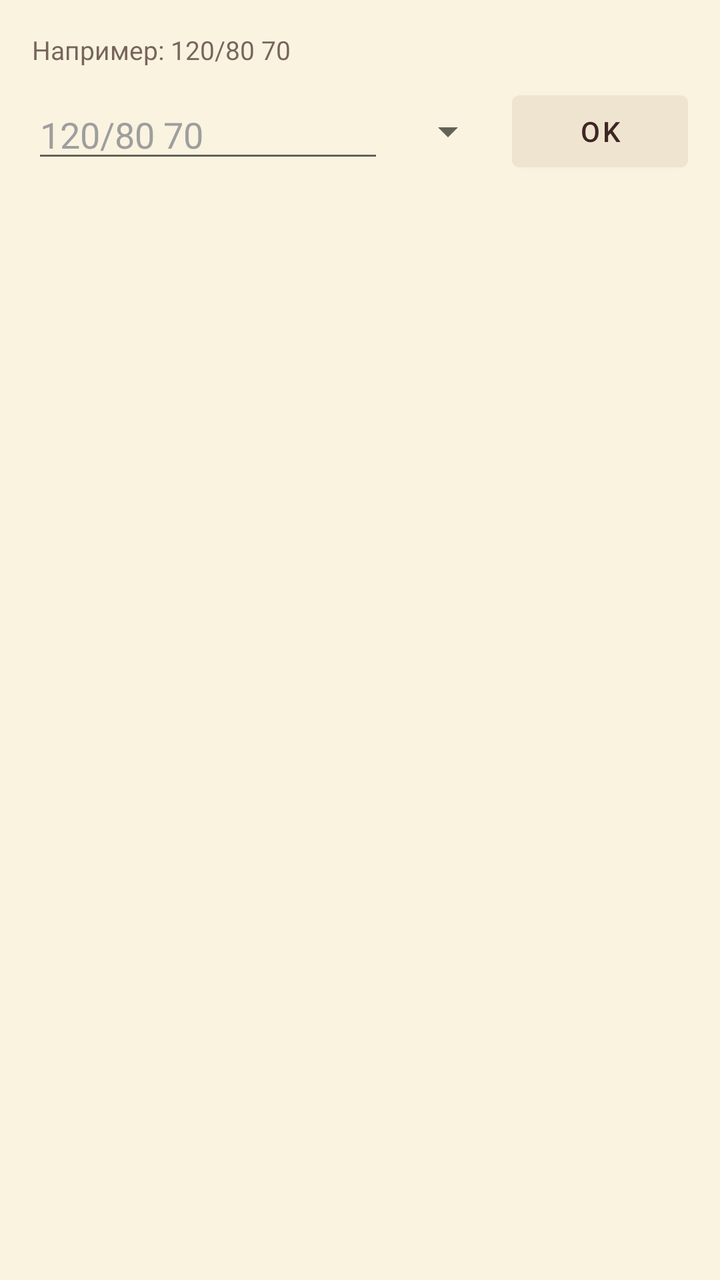
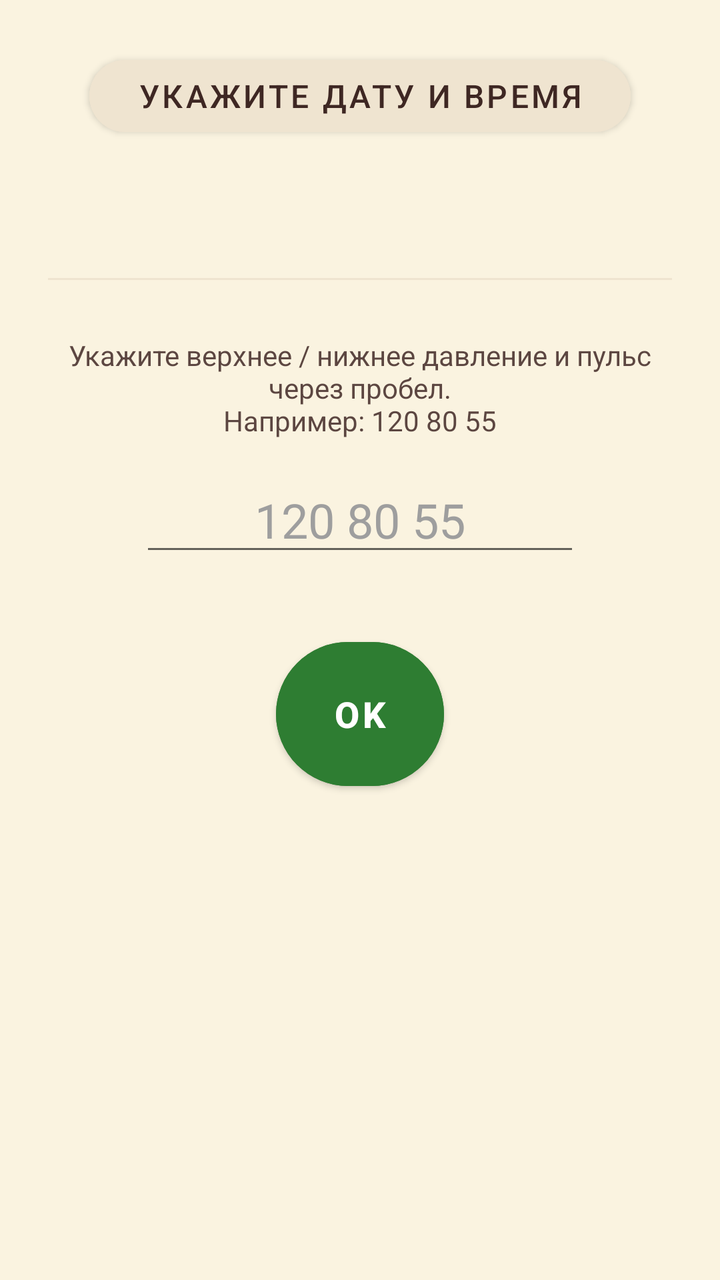

Before-and-after screenshots of an Android layout around one commit, followed by the original layout XML and the change that was made.
<!-- AndroidManifest.xml: application theme Theme.BPMonitor -->
<!-- res/layout/activity_add.xml -->
<?xml version="1.0" encoding="utf-8"?>
<LinearLayout xmlns:android="http://schemas.android.com/apk/res/android"
    android:orientation="vertical" android:padding="16dp"
    android:background="@color/bg_main"
    android:layout_width="match_parent" android:layout_height="wrap_content">

    <TextView
        android:layout_width="match_parent" android:layout_height="wrap_content"
        android:text="Например: 120/80 70"
        android:textColor="@color/text_primary"
        android:textSize="13sp" android:alpha="0.7"/>

    <LinearLayout
        android:orientation="horizontal"
        android:layout_width="match_parent" android:layout_height="wrap_content"
        android:layout_marginTop="8dp"
        android:gravity="center_vertical">

        <EditText
            android:id="@+id/etInput"
            android:layout_width="0dp" android:layout_height="wrap_content"
            android:layout_weight="1"
            android:hint="120/80 70"
            android:textColor="@color/text_primary"
            android:textColorHint="#9E9E9E"
            android:inputType="text"
            android:imeOptions="actionDone"
            android:maxLines="1"
            android:textSize="18sp"/>

        <Spinner
            android:id="@+id/spPeriod"
            android:layout_width="wrap_content" android:layout_height="wrap_content"
            android:layout_marginStart="8dp"/>

        <com.google.android.material.button.MaterialButton
            android:id="@+id/btnSave"
            android:layout_width="wrap_content" android:layout_height="wrap_content"
            android:layout_marginStart="8dp"
            android:backgroundTint="@color/bg_header"
            android:textColor="@color/text_primary"
            android:text="OK"/>
    </LinearLayout>

    <TextView
        android:id="@+id/tvTime"
        android:layout_width="match_parent" android:layout_height="wrap_content"
        android:padding="8dp"
        android:layout_marginTop="8dp"
        android:textSize="14sp"
        android:textColor="@color/text_primary"
        android:alpha="0.8"
        android:background="?android:attr/selectableItemBackground"/>
</LinearLayout>
<!-- resources referenced by this layout -->
<resources>
  <color name="bg_header">#EFE4D0</color>
  <color name="bg_main">#FAF3E0</color>
  <color name="text_primary">#3E2723</color>
  <style name="Theme.BPMonitor" parent="Theme.MaterialComponents.Light.NoActionBar">
          <item name="android:windowBackground">@color/bg_main</item>
          <item name="android:statusBarColor">@color/bg_header</item>
          <item name="android:navigationBarColor">@color/bg_header</item>
          <item name="android:windowLightStatusBar">true</item>
      </style>
</resources>

<!-- the commit's change to res/layout/activity_add.xml (unified diff, before → after) -->
@@ -1,54 +1,88 @@
 <?xml version="1.0" encoding="utf-8"?>
-<LinearLayout xmlns:android="http://schemas.android.com/apk/res/android"
-    android:orientation="vertical" android:padding="16dp"
+<ScrollView xmlns:android="http://schemas.android.com/apk/res/android"
+    xmlns:app="http://schemas.android.com/apk/res-auto"
+    android:layout_width="match_parent"
+    android:layout_height="match_parent"
     android:background="@color/bg_main"
-    android:layout_width="match_parent" android:layout_height="wrap_content">
-
-    <TextView
-        android:layout_width="match_parent" android:layout_height="wrap_content"
-        android:text="Например: 120/80 70"
-        android:textColor="@color/text_primary"
-        android:textSize="13sp" android:alpha="0.7"/>
+    android:fillViewport="true">
 
     <LinearLayout
-        android:orientation="horizontal"
-        android:layout_width="match_parent" android:layout_height="wrap_content"
-        android:layout_marginTop="8dp"
-        android:gravity="center_vertical">
+        android:orientation="vertical"
+        android:layout_width="match_parent"
+        android:layout_height="wrap_content"
+        android:gravity="center_horizontal"
+        android:padding="24dp">
+
+        
+
+        <com.google.android.material.button.MaterialButton
+            android:id="@+id/btnDateTime"
+            android:layout_width="wrap_content"
+            android:layout_height="wrap_content"
+            android:text="Укажите дату и время"
+            android:textSize="16sp"
+            android:textColor="@color/text_primary"
+            android:backgroundTint="@color/bg_header"
+            android:paddingStart="24dp"
+            android:paddingEnd="24dp"
+            app:cornerRadius="24dp"/>
+
+        <TextView
+            android:id="@+id/tvTime"
+            android:layout_width="wrap_content"
+            android:layout_height="wrap_content"
+            android:layout_marginTop="12dp"
+            android:textSize="20sp"
+            android:textStyle="bold"
+            android:textColor="@color/text_primary"/>
+
+        
+
+        <View
+            android:layout_width="match_parent"
+            android:layout_height="1dp"
+            android:layout_marginTop="28dp"
+            android:layout_marginBottom="28dp"
+            android:background="@color/bg_header"/>
+
+        
+
+        <TextView
+            android:layout_width="match_parent"
+            android:layout_height="wrap_content"
+            android:gravity="center"
+            android:text="Укажите верхнее / нижнее давление и пульс через пробел.\nНапример: 120 80 55"
+            android:textColor="@color/text_primary"
+            android:textSize="14sp"
+            android:alpha="0.85"/>
 
         <EditText
             android:id="@+id/etInput"
-            android:layout_width="0dp" android:layout_height="wrap_content"
-            android:layout_weight="1"
-            android:hint="120/80 70"
+            android:layout_width="220dp"
+            android:layout_height="wrap_content"
+            android:layout_marginTop="14dp"
+            android:hint="120 80 55"
+            android:gravity="center"
             android:textColor="@color/text_primary"
             android:textColorHint="#9E9E9E"
             android:inputType="text"
             android:imeOptions="actionDone"
             android:maxLines="1"
-            android:textSize="18sp"/>
+            android:textSize="24sp"/>
 
-        <Spinner
-            android:id="@+id/spPeriod"
-            android:layout_width="wrap_content" android:layout_height="wrap_content"
-            android:layout_marginStart="8dp"/>
+        
 
         <com.google.android.material.button.MaterialButton
             android:id="@+id/btnSave"
-            android:layout_width="wrap_content" android:layout_height="wrap_content"
-            android:layout_marginStart="8dp"
-            android:backgroundTint="@color/bg_header"
-            android:textColor="@color/text_primary"
-            android:text="OK"/>
+            android:layout_width="84dp"
+            android:layout_height="84dp"
+            android:layout_marginTop="32dp"
+            android:text="OK"
+            android:textSize="18sp"
+            android:textStyle="bold"
+            android:textColor="#FFFFFF"
+            android:backgroundTint="#2E7D32"
+            app:cornerRadius="42dp"/>
+
     </LinearLayout>
-
-    <TextView
-        android:id="@+id/tvTime"
-        android:layout_width="match_parent" android:layout_height="wrap_content"
-        android:padding="8dp"
-        android:layout_marginTop="8dp"
-        android:textSize="14sp"
-        android:textColor="@color/text_primary"
-        android:alpha="0.8"
-        android:background="?android:attr/selectableItemBackground"/>
-</LinearLayout>
+</ScrollView>
